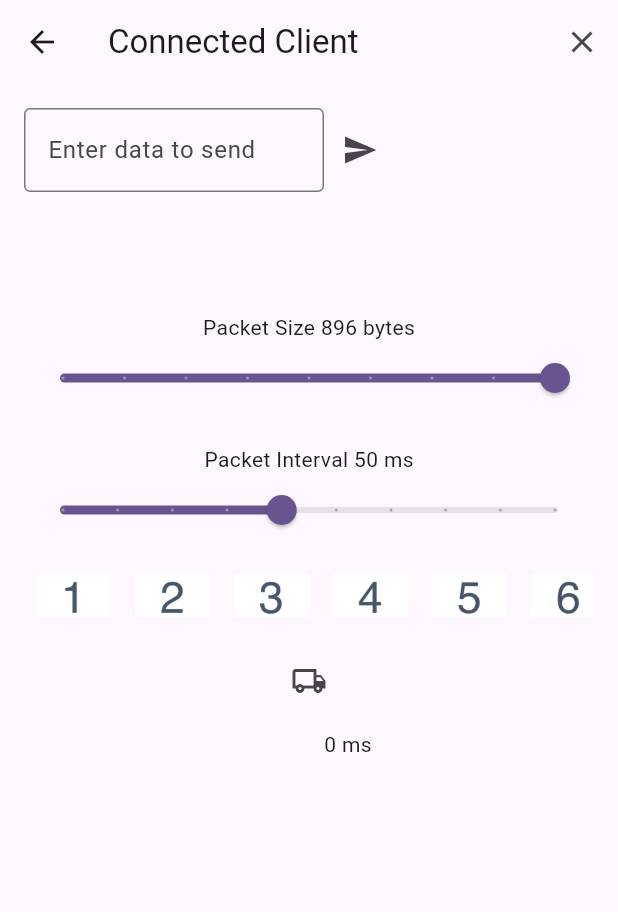
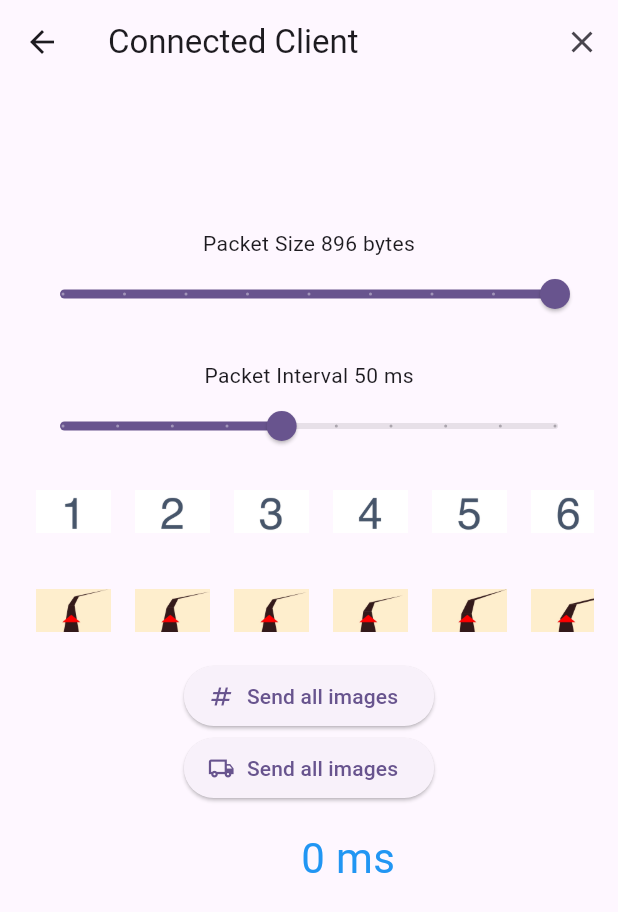
Before and after one commit to xunqun/flutter_data_serial, a Flutter app: the ConnectedClientScreen screen opened directly, on a phone screen of 412 x 824 dp. Shown: the top 912 px of the screen. Run offline on Flutter 3.47's test engine with Material 3 defaults, Android fonts, the phone set to English and light mode, and no system bars; our stand-ins replace permission_handler, wakelock_plus.

Commit message:
Added new image set for testing

```diff
--- a/lib/screen/connected_client.dart
+++ b/lib/screen/connected_client.dart
@@ -35,6 +35,18 @@ class _ConnectedClientScreenState extends State<ConnectedClientScreen> {
     'assets/image/8.jpg',
     'assets/image/9.jpg',
     'assets/image/10.jpg',
+  ];
+  List<String> naviList = [
+    'assets/image/1_1.jpg',
+    'assets/image/1_2.jpg',
+    'assets/image/1_3.jpg',
+    'assets/image/1_4.jpg',
+    'assets/image/1_5.jpg',
+    'assets/image/1_6.jpg',
+    'assets/image/1_7.jpg',
+    'assets/image/1_8.jpg',
+    'assets/image/1_9.jpg',
+    'assets/image/1_10.jpg',
   ];
 
   @override
@@ -83,36 +95,36 @@ class _ConnectedClientScreenState extends State<ConnectedClientScreen> {
             width: double.infinity,
             child: Column(
               children: [
-                Row(
-                  children: [
-                    SizedBox(
-                      width: 200,
-                      child: TextField(
-                        controller: controller,
-                        decoration: const InputDecoration(
-                          labelText: 'Enter data to send',
-                          border: OutlineInputBorder(),
-                        ),
-                      ),
-                    ),
-                    IconButton(
-                      onPressed: () {
-                        // Handle sending data
-                        String dataToSend = controller.text;
-                        if (dataToSend.isNotEmpty) {
-                          // Here you would typically send the data to the connected client
-                          // For example, using a method from your Channel class
-                          Channel.get().sendData(dataToSend.codeUnits);
-                          print(
-                              'Sending data: $dataToSend'); // Placeholder for actual send logic
-                          controller
-                              .clear(); // Clear the input field after sending
-                        }
-                      },
-                      icon: Icon(Icons.send),
-                    )
-                  ],
-                ),
+                // Row(
+                //   children: [
+                //     SizedBox(
+                //       width: 200,
+                //       child: TextField(
+                //         controller: controller,
+                //         decoration: const InputDecoration(
+                //           labelText: 'Enter data to send',
+                //           border: OutlineInputBorder(),
+                //         ),
+                //       ),
+                //     ),
+                //     IconButton(
+                //       onPressed: () {
+                //         // Handle sending data
+                //         String dataToSend = controller.text;
+                //         if (dataToSend.isNotEmpty) {
+                //           // Here you would typically send the data to the connected client
+                //           // For example, using a method from your Channel class
+                //           Channel.get().sendData(dataToSend.codeUnits);
+                //           print(
+                //               'Sending data: $dataToSend'); // Placeholder for actual send logic
+                //           controller
+                //               .clear(); // Clear the input field after sending
+                //         }
+                //       },
+                //       icon: Icon(Icons.send),
+                //     )
+                //   ],
+                // ),
                 SizedBox(
                   height: 60,
                   width: double.infinity,
@@ -184,27 +196,67 @@ class _ConnectedClientScreenState extends State<ConnectedClientScreen> {
                     ],
                   ),
                 ),
-
-                IconButton( onPressed: busy ? null : () async {
+                SingleChildScrollView(
+                  scrollDirection: Axis.horizontal,
+                  child: Row(
+                    children: [
+                      for (var image in naviList)
+                        IconButton(
+                          onPressed: () {
+                            // Handle sending image
+                            setState(() {
+                              busy = true;
+                            });
+                            sendImagePacket(image);
+                            setState(() {
+                              busy = false;
+                            });
+                          },
+                          icon: Image.asset(
+                            image,
+                            width: 50,
+                            height: 50,
+                          ),
+                        ),
+                    ],
+                  ),
+                ),
+                ElevatedButton.icon( onPressed: busy ? null : () async {
                   // send all images
                   setState(() {
                     busy = true;
                   });
                   for (var image in imageList) {
                     await sendImagePacket(image);
-                    await Future.delayed(Duration(milliseconds: 700));
+                    // await Future.delayed(Duration(milliseconds: 1000));
                   }
                   setState(() {
                     busy = false;
                   });
-                }, icon: Icon(Icons.local_shipping_outlined)),
-                Row(
+                }, icon: Icon(Icons.numbers), label: Text('Send all images'),),
+                ElevatedButton.icon( onPressed: busy ? null : () async {
+                  // send all images
+                  setState(() {
+                    busy = true;
+                  });
+                  for (var image in naviList) {
+                    await sendImagePacket(image);
+                    // await Future.delayed(Duration(milliseconds: 1000));
+                  }
+                  setState(() {
+                    busy = false;
+                  });
+                }, icon: Icon(Icons.local_shipping_outlined), label: Text('Send all images'),),
+                Padding(
+                  padding: const EdgeInsets.all(16.0),
+                  child: Row(
                     mainAxisAlignment: MainAxisAlignment.center,
                     children: [
                       CircularProgressIndicator(value: progress / 100),
                       const SizedBox(width: 16),
-                    Text('$imageDeltaTime ms'),
+                      Text('$imageDeltaTime ms', style: const TextStyle(fontSize: 28, color: Colors.blue)),
                     ],
+                  ),
                 ),
               ],
             ),
@@ -216,12 +268,12 @@ class _ConnectedClientScreenState extends State<ConnectedClientScreen> {
 
   Future<void> sendImagePacket(String image) async{
     var start = DateTime.now().millisecondsSinceEpoch;
-    PacketSender.fromAsset(image).then((packetSender) async {
+    var packetSender = await PacketSender.fromAsset(image);
     _sender = packetSender;
     List<List<int>> packets = packetSender.getPackets();
     int count = 0;
     for (var packet in packets) {
-        Channel.get().sendData(packet);
+      await Channel.get().sendData(packet);
       count++;
       setState(() {
         progress = (count / packets.length * 100).toInt();
@@ -232,6 +284,6 @@ class _ConnectedClientScreenState extends State<ConnectedClientScreen> {
       imageDeltaTime = DateTime.now().millisecondsSinceEpoch - start;
     });
 
-    });
+
   }
 }
```
Also changed, not shown: assets/image/1_1.jpg (added), assets/image/1_10.jpg (added), assets/image/1_2.jpg (added), assets/image/1_3.jpg (added), assets/image/1_4.jpg (added), assets/image/1_5.jpg (added), assets/image/1_6.jpg (added), assets/image/1_7.jpg (added), assets/image/1_8.jpg (added), assets/image/1_9.jpg (added), 1 other file. Lines whose indentation alone changed are shown as unchanged.
